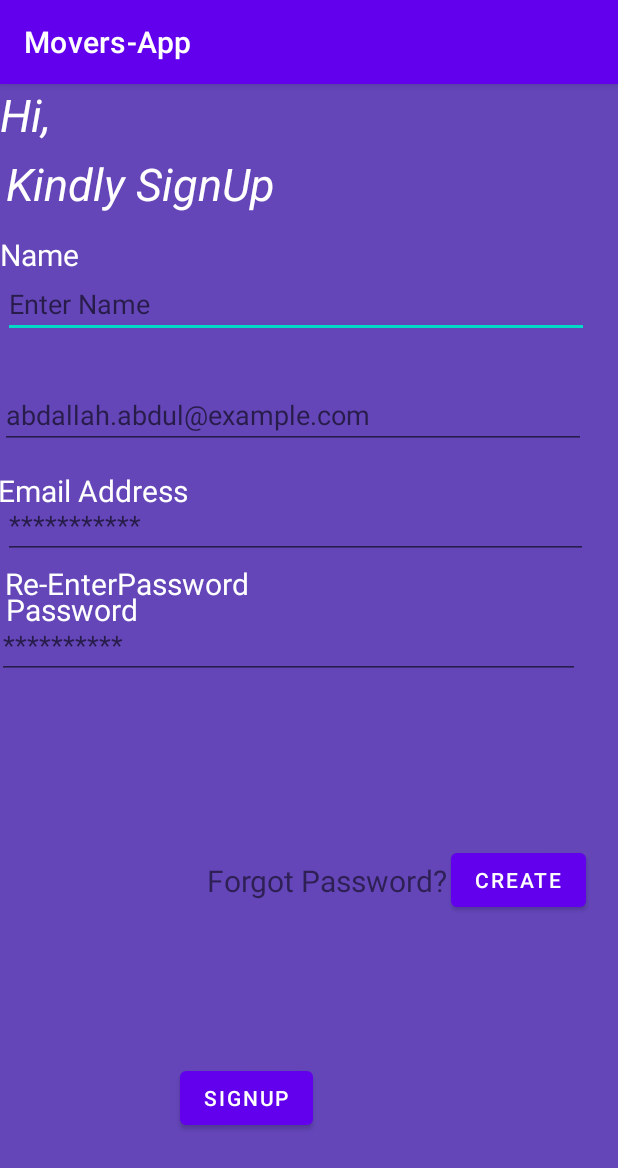
After one commit to edwinaringo/movers, an Android app: the Sign_Up screen opened directly, with no data from a screen before it, on a phone screen of 412 x 824 dp. The commit adds this screen. Shown: the top 1168 px of the screen. Run offline under Robolectric (Android 15) with nearby library versions, the phone set to English and light mode, and no system bars.

Commit message:
login Ui half done

```diff
--- a/app/src/main/AndroidManifest.xml
+++ b/app/src/main/AndroidManifest.xml
@@ -9,6 +9,7 @@
         android:roundIcon="@mipmap/ic_launcher_round"
         android:supportsRtl="true"
         android:theme="@style/Theme.MoversApp">
+        <activity android:name=".Sign_Up"></activity>
         <activity android:name=".MainActivity">
             <intent-filter>
                 <action android:name="android.intent.action.MAIN" />
--- a/app/src/main/java/com/example/movers_app/MainActivity.java
+++ b/app/src/main/java/com/example/movers_app/MainActivity.java
@@ -2,13 +2,32 @@ package com.example.movers_app;
 
 import androidx.appcompat.app.AppCompatActivity;
 
+import android.content.Intent;
 import android.os.Bundle;
+import android.util.Log;
+import android.view.View;
+import android.widget.Button;
 
 public class MainActivity extends AppCompatActivity {
-
+private Button button;
     @Override
     protected void onCreate(Bundle savedInstanceState) {
         super.onCreate(savedInstanceState);
         setContentView(R.layout.activity_main);
+        button = findViewById(R.id.ebutton2);
+        button.setOnClickListener(new View.OnClickListener() {
+            @Override
+            public void onClick(View v) {
+                ebutton2();
+            }
+
+            private void ebutton2() {
+                Log.e("TAG", "Button to comments activity");
+                Intent intent = new Intent(MainActivity.this, Sign_Up.class);
+                startActivity(intent);
+
+
+            }
+        });
     }
 }
--- /dev/null
+++ b/app/src/main/java/com/example/movers_app/Sign_Up.java
@@ -0,0 +1,97 @@
+package com.example.movers_app;
+
+import androidx.appcompat.app.AppCompatActivity;
+
+import android.content.Intent;
+import android.os.Bundle;
+import android.view.View;
+import android.widget.Button;
+import android.widget.EditText;
+import android.widget.TextView;
+import android.widget.Toast;
+
+public class Sign_Up extends AppCompatActivity {
+
+    private TextView hi;
+    private TextView req;
+    private TextView TextView2;
+    private TextView TextView3;
+    private TextView TextView4;
+    private TextView TextView5;
+    private TextView TextView6;
+    private EditText editText;
+    private EditText editText2;
+    private EditText editText3;
+    private EditText editText4;
+    private Button button;
+    private Button button2;
+
+
+    boolean isValid = false;
+    private int counter = 5;
+
+
+    @Override
+    protected void onCreate(Bundle savedInstanceState) {
+        super.onCreate(savedInstanceState);
+        setContentView(R.layout.activity_sign_up);
+
+        hi = findViewById(R.id.hi);
+        req = findViewById(R.id.req);
+        TextView2 = findViewById(R.id.textView2);
+        TextView3 = findViewById(R.id.textView3);
+        TextView4 = findViewById(R.id.textView4);
+        TextView5 = findViewById(R.id.textView5);
+        TextView6 = findViewById(R.id.textView6);
+        editText = findViewById(R.id.editTextPersonN);
+        editText2 = findViewById(R.id.editTextEmail);
+        editText3 = findViewById(R.id.editTextpassword);
+        editText4 = findViewById(R.id.editTextpassconfm);
+        button = findViewById(R.id.button);
+        button2 = findViewById(R.id.button2);
+
+
+        button.setOnClickListener(new View.OnClickListener() {
+//            @Override
+//            public int hashCode() {
+//                return super.hashCode();
+//            }
+
+            @Override
+            public void onClick(View v) {
+//                String inputText1 = hi .getText().toString();
+//                String inputText2 = req .getText().toString();
+                String inputText3 = TextView2.getText().toString();
+                String inputText4 = TextView3.getText().toString();
+                String inputText5 = TextView4.getText().toString();
+                String inputText6 = TextView5.getText().toString();
+                String inputEditText = editText.getText().toString();
+                String inputEditText2 = editText2.getText().toString();
+                String inputEditText3 = editText3.getText().toString();
+                String inputEditText4 = editText4.getText().toString();
+
+                isValid = validate(inputText3.isEmpty(),
+                        inputText4.isEmpty(),
+                        inputText5.isEmpty(),
+                        inputText6.isEmpty(),
+                        inputEditText.isEmpty(),
+                        inputEditText2.isEmpty(), inputEditText3.isEmpty(), inputEditText4.isEmpty());
+                {
+
+
+
+                    Toast.makeText(Sign_Up.this, "Login was successful", Toast.LENGTH_LONG).show();
+                }
+            }
+        });
+    }
+
+    private boolean validate(boolean empty, boolean empty1, boolean empty2, boolean empty3, boolean empty4, boolean empty5, boolean empty6, boolean empty7) {
+        if (button.equals(TextView3)) {
+
+
+            return true;
+        }
+        return false;
+    }
+}
--- a/app/src/main/res/layout/activity_main.xml
+++ b/app/src/main/res/layout/activity_main.xml
@@ -6,13 +6,14 @@
     android:layout_height="match_parent"
     tools:context=".MainActivity">
 
-    <TextView
+    <Button
+        android:id="@+id/ebutton2"
         android:layout_width="wrap_content"
         android:layout_height="wrap_content"
-        android:text="Hello World!"
+        android:layout_marginEnd="24dp"
+        android:text="SignUp"
         app:layout_constraintBottom_toBottomOf="parent"
-        app:layout_constraintLeft_toLeftOf="parent"
-        app:layout_constraintRight_toRightOf="parent"
-        app:layout_constraintTop_toTopOf="parent" />
-
+        app:layout_constraintEnd_toEndOf="parent"
+        app:layout_constraintTop_toTopOf="parent"
+        app:layout_constraintVertical_bias="0.835" />
 </androidx.constraintlayout.widget.ConstraintLayout>
--- /dev/null
+++ b/app/src/main/res/layout/activity_sign_up.xml
@@ -0,0 +1,173 @@
+<?xml version="1.0" encoding="utf-8"?>
+<RelativeLayout xmlns:android="http://schemas.android.com/apk/res/android"
+    xmlns:app="http://schemas.android.com/apk/res-auto"
+    xmlns:tools="http://schemas.android.com/tools"
+    android:layout_width="match_parent"
+    android:layout_height="match_parent"
+    android:background="#6446b9"
+    tools:context=".Sign_Up">
+
+<TextView
+    android:id="@+id/hi"
+    android:layout_width="match_parent"
+    android:layout_height="wrap_content"
+    android:textSize="30sp"
+    android:textColor="#ffff"
+    android:text="Hi,"
+    android:textStyle="italic"/>
+
+
+
+    <TextView
+        android:id="@+id/req"
+        android:layout_width="match_parent"
+        android:layout_height="wrap_content"
+        android:layout_alignParentStart="true"
+        android:layout_alignParentTop="true"
+        android:layout_marginStart="4dp"
+        android:layout_marginTop="46dp"
+        android:text="Kindly SignUp"
+        android:textColor="#ffff"
+        android:textStyle="italic"
+        android:textSize="30sp" />
+
+    <TextView
+        android:id="@+id/textView3"
+        android:layout_width="match_parent"
+        android:layout_height="wrap_content"
+        android:layout_alignParentStart="true"
+        android:layout_alignParentTop="true"
+        android:layout_marginTop="100dp"
+        android:text="Name"
+        android:textColor="#ffff"
+        android:textSize="20sp" />
+
+    <EditText
+        android:id="@+id/editTextPersonN"
+        android:layout_width="match_parent"
+        android:layout_height="wrap_content"
+        android:layout_alignParentStart="true"
+        android:layout_alignParentTop="true"
+        android:layout_alignParentEnd="true"
+        android:layout_centerHorizontal="true"
+        android:layout_marginStart="2dp"
+        android:layout_marginTop="124dp"
+        android:layout_marginEnd="19dp"
+        android:hint="Enter Name"
+        android:textColor="#ffff" />
+
+
+    <TextView
+        android:id="@+id/textView4"
+        android:layout_width="wrap_content"
+        android:layout_height="wrap_content"
+        android:layout_alignParentStart="true"
+        android:layout_alignParentBottom="true"
+        android:layout_marginStart="-1dp"
+        android:layout_marginBottom="483dp"
+        android:text="@string/app_email"
+        android:textColor="#ffff"
+        android:textSize="20sp" />
+
+    <EditText
+        android:id="@+id/editTextEmail"
+        android:layout_width="match_parent"
+        android:layout_height="wrap_content"
+        android:layout_alignParentStart="true"
+        android:layout_alignParentTop="true"
+        android:layout_alignParentEnd="true"
+        android:layout_centerHorizontal="true"
+        android:layout_marginStart="0dp"
+        android:layout_marginTop="198dp"
+        android:layout_marginEnd="21dp"
+        android:hint="abdallah.abdul@example.com"
+        android:textColor="#ffff" />
+
+
+    <TextView
+        android:id="@+id/textView5"
+        android:layout_width="wrap_content"
+        android:layout_height="wrap_content"
+        android:layout_alignParentStart="true"
+        android:layout_alignParentBottom="true"
+        android:layout_marginStart="4dp"
+        android:layout_marginBottom="404dp"
+        android:text="@string/app_password"
+        android:textColor="#ffff"
+        android:textSize="20sp" />
+
+    <EditText
+        android:id="@+id/editTextpassword"
+        android:layout_width="match_parent"
+        android:layout_height="wrap_content"
+        android:layout_alignParentStart="true"
+        android:layout_alignParentTop="true"
+        android:layout_alignParentEnd="true"
+        android:layout_centerHorizontal="true"
+        android:layout_marginStart="2dp"
+        android:layout_marginTop="271dp"
+        android:layout_marginEnd="20dp"
+        android:hint="***********"
+        android:textColor="#ffff" />
+
+    <TextView
+        android:id="@+id/textView6"
+        android:layout_width="wrap_content"
+        android:layout_height="wrap_content"
+        android:layout_alignParentStart="true"
+        android:layout_alignParentTop="true"
+        android:layout_marginStart="3dp"
+        android:layout_marginTop="319dp"
+        android:text="@string/app_Repassword"
+        android:textColor="#ffff"
+        android:textSize="20sp" />
+
+    <EditText
+        android:id="@+id/editTextpassconfm"
+        android:layout_width="match_parent"
+        android:layout_height="wrap_content"
+        android:layout_alignParentStart="true"
+        android:layout_alignParentTop="true"
+        android:layout_alignParentEnd="true"
+        android:layout_centerHorizontal="true"
+        android:layout_marginStart="-2dp"
+        android:layout_marginTop="351dp"
+        android:layout_marginEnd="25dp"
+        android:hint="**********"
+        android:textColor="#ffff" />
+
+    <TextView
+        android:id="@+id/textView2"
+        android:layout_width="wrap_content"
+        android:layout_height="wrap_content"
+        android:layout_alignParentEnd="true"
+        android:layout_alignParentBottom="true"
+        android:layout_centerHorizontal="true"
+        android:layout_marginEnd="114dp"
+        android:layout_marginBottom="223dp"
+        android:text="Forgot Password?"
+        android:textSize="20sp" />
+
+    <Button
+        android:id="@+id/button"
+        android:layout_width="wrap_content"
+        android:layout_height="wrap_content"
+        android:layout_alignParentStart="true"
+        android:layout_alignParentBottom="true"
+        android:layout_marginStart="120dp"
+        android:layout_marginBottom="68dp"
+        android:text="SignUp" />
+
+    <Button
+        android:id="@+id/button2"
+        android:layout_width="wrap_content"
+        android:layout_height="wrap_content"
+        android:layout_alignParentEnd="true"
+        android:layout_alignParentBottom="true"
+        android:layout_marginEnd="21dp"
+        android:layout_marginBottom="213dp"
+        android:text="Create"
+        android:textColor="#ffff" />
+
+
+</RelativeLayout>
--- a/app/src/main/res/values/strings.xml
+++ b/app/src/main/res/values/strings.xml
@@ -1,3 +1,18 @@
 <resources>
     <string name="app_name">Movers-App</string>
+        <string name="app_student_login">Student Login</string>
+        <string name="app_teacher_login">Teacher Login</string>
+        <string name="app_not_member_student">Not a student?</string>
+        <string name="app_not_member_teacher">Not a teacher?</string>
+        <string name="app_signup">Sign Up!</string>
+        <string name="app_login">Login</string>
+        <string name="app_email">Email Address</string>
+        <string name="app_password">Password</string>
+
+        <string name="app_Repassword">Re-EnterPassword</string>
+        <string name="app_forgot_password">Forgot Password?</string>
+
+
+
+
 </resources>
```
Also changed, not shown: app/src/main/res/drawable-v24/sunset_sky_background_192376.jpg (added), app/src/main/res/drawable/sunset_sky_background_192376.jpg (added).
